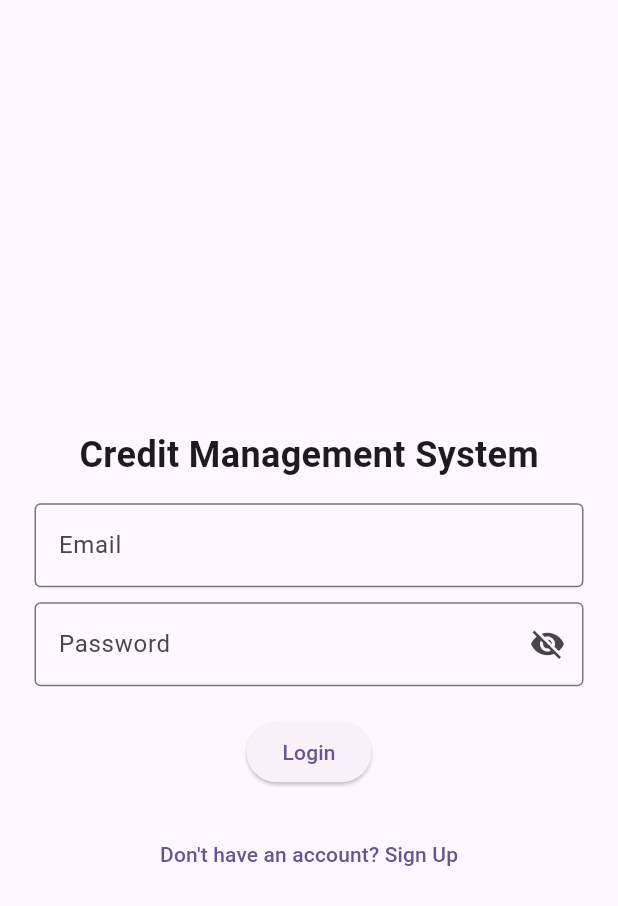
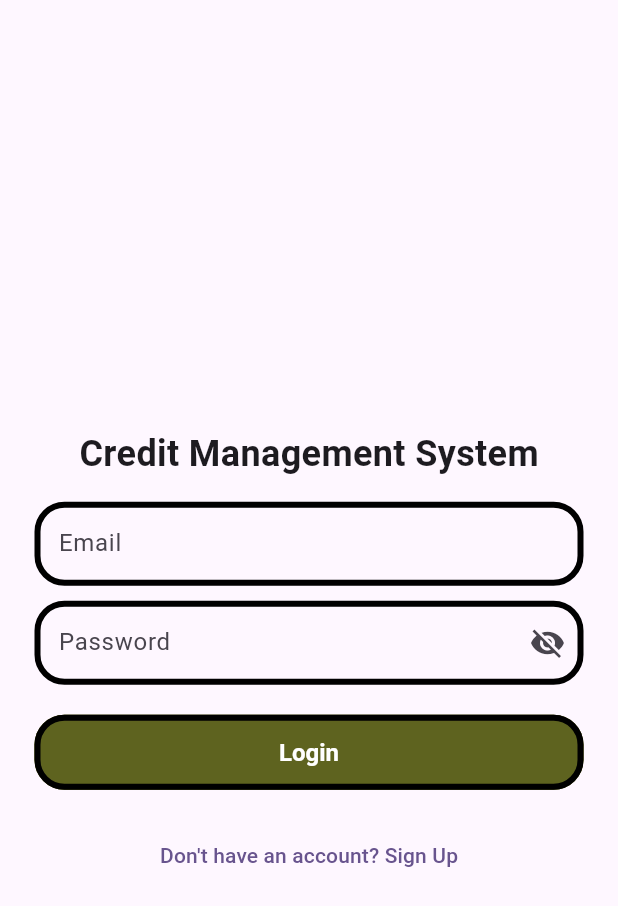
Before and after one commit to Tranbao8396/Credit-Card-Management, a Flutter app: the screen it shows after launch, on a phone screen of 412 x 824 dp. Shown: the top 906 px of the screen. Run offline on Flutter 3.47's test engine with Material 3 defaults, Android fonts, the light colour scheme and no system bars; our stand-ins replace cloud_firestore, firebase_auth, firebase_core, month_picker_dialog; accounts and stored records are empty; generated files the repository leaves out were written again.

Commit message:
update layout

```diff
--- a/lib/src/widgets/card_button.dart
+++ b/lib/src/widgets/card_button.dart
@@ -2,7 +2,7 @@ import 'package:flutter/material.dart';
 
 class CardButton extends StatelessWidget {
   final String text;
-  final VoidCallback onPressed;
+  final VoidCallback? onPressed;
   final Color? buttonColor;
   final Color? textColor;
   final double? fontSize;
--- a/lib/src/widgets/login_form.dart
+++ b/lib/src/widgets/login_form.dart
@@ -1,4 +1,5 @@
 import 'package:credit_management/src/pages/loginPage/login_page_logic.dart';
+import 'package:credit_management/src/widgets/card_button.dart';
 import 'package:flutter/material.dart';
 import 'package:provider/provider.dart';
 
@@ -20,13 +21,30 @@ class LoginForm extends StatelessWidget {
                 crossAxisAlignment: CrossAxisAlignment.center,
                 children: [
                   TextFormField(
-                    decoration:  InputDecoration(
+                    decoration: InputDecoration(
                       labelText: 'Email',
-                      border: OutlineInputBorder(),
+                      border: const OutlineInputBorder(
+                        borderRadius: BorderRadius.all(Radius.circular(20)),
+                      ),
+                      enabledBorder: OutlineInputBorder(
+                        borderRadius: BorderRadius.circular(20.0),
+                        borderSide: BorderSide(
+                          color: const Color.fromARGB(255, 0, 0, 0),
+                          width: 4,
+                        ),
+                      ),
+                      focusedBorder: OutlineInputBorder(
+                        borderRadius: BorderRadius.circular(20.0),
+                        borderSide: BorderSide(
+                          color: const Color.fromARGB(255, 0, 0, 0),
+                          width: 4,
+                        ),
+                      ),
                       errorBorder: OutlineInputBorder(
-                        borderSide: BorderSide(color: Colors.red),
+                        borderRadius: BorderRadius.circular(20.0),
+                        borderSide: BorderSide(color: Colors.red, width: 4),
                       ),
-                      errorText: state.errorMessage
+                      errorText: state.errorMessage,
                     ),
                     onChanged: (value) => logic.setEmail(value),
                   ),
@@ -34,7 +52,23 @@ class LoginForm extends StatelessWidget {
                   TextFormField(
                     decoration: InputDecoration(
                       labelText: 'Password',
-                      border: const OutlineInputBorder(),
+                      border: const OutlineInputBorder(
+                        borderRadius: BorderRadius.all(Radius.circular(20)),
+                      ),
+                      enabledBorder: OutlineInputBorder(
+                        borderRadius: BorderRadius.circular(20.0),
+                        borderSide: BorderSide(
+                          color: const Color.fromARGB(255, 0, 0, 0),
+                          width: 4,
+                        ),
+                      ),
+                      focusedBorder: OutlineInputBorder(
+                        borderRadius: BorderRadius.circular(20.0),
+                        borderSide: BorderSide(
+                          color: const Color.fromARGB(255, 0, 0, 0),
+                          width: 4,
+                        ),
+                      ),
                       suffixIcon: IconButton(
                         icon: Icon(
                           state.isPasswordVisible
@@ -44,9 +78,10 @@ class LoginForm extends StatelessWidget {
                         onPressed: logic.togglePasswordVisibility,
                       ),
                       errorBorder: OutlineInputBorder(
-                        borderSide: BorderSide(color: Colors.red),
+                        borderRadius: BorderRadius.circular(20.0),
+                        borderSide: BorderSide(color: Colors.red, width: 4),
                       ),
-                      errorText: state.errorMessage
+                      errorText: state.errorMessage,
                     ),
                     onChanged: (value) => logic.setPassword(value),
                     obscureText: !state.isPasswordVisible,
@@ -54,9 +89,10 @@ class LoginForm extends StatelessWidget {
                   const SizedBox(height: 20),
                   state.isLoading
                       ? const CircularProgressIndicator()
-                      : ElevatedButton(
+                      : CardButton(
                           onPressed: () => logic.login(context),
-                          child: const Text('Login'),
+                          buttonColor: const Color.fromARGB(255, 94, 99, 31),
+                          text: 'Login',
                         ),
                 ],
               ),
```
Also changed, not shown: lib/src/widgets/mcc_table.dart (+13 -9 lines), lib/src/widgets/notify_dialog.dart (+31 -8 lines), lib/src/widgets/sign_up_form.dart (+66 -13 lines).
